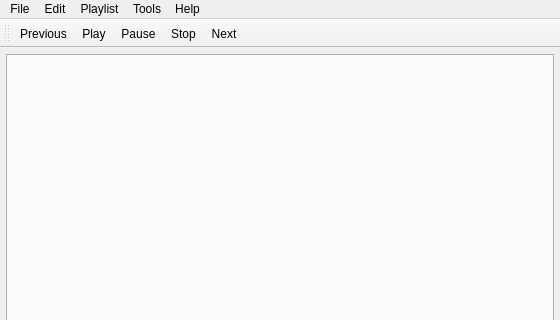
This is examples/qmmp_ui_example/mainwindow.ui in GlassOnTin/qmmp-lyrics as Qt 5 draws it before an edit; both pictures show x 0 to 560 and y 0 to 320 of the 560 by 479 pixel window. The edited form follows.
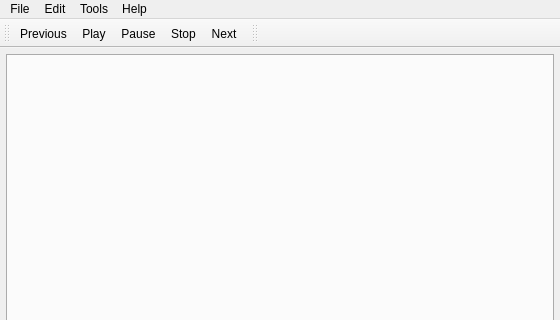
This is the edited form. Icons and pictures are not drawn.

```diff
--- a/examples/qmmp_ui_example/mainwindow.ui
+++ b/examples/qmmp_ui_example/mainwindow.ui
@@ -40,7 +40,7 @@
      <x>0</x>
      <y>0</y>
      <width>560</width>
-     <height>24</height>
+     <height>19</height>
     </rect>
    </property>
    <widget class="QMenu" name="menuFile">
@@ -50,12 +50,6 @@
     <addaction name="actionAddFile"/>
     <addaction name="actionAddDirectory"/>
     <addaction name="separator"/>
-    <addaction name="actionExit"/>
-   </widget>
-   <widget class="QMenu" name="menuPlaylist">
-    <property name="title">
-     <string>Playlist</string>
-    </property>
     <addaction name="actionNewPlayList"/>
     <addaction name="separator"/>
     <addaction name="actionClosePlayList"/>
@@ -88,7 +82,6 @@
    </widget>
    <addaction name="menuFile"/>
    <addaction name="menuEdit"/>
-   <addaction name="menuPlaylist"/>
    <addaction name="menuTools"/>
    <addaction name="menuHelp"/>
   </widget>
@@ -108,6 +101,17 @@
    <addaction name="actionStop"/>
    <addaction name="actionNext"/>
   </widget>
+  <widget class="QToolBar" name="progressToolBar">
+   <property name="windowTitle">
+    <string>toolBar_2</string>
+   </property>
+   <attribute name="toolBarArea">
+    <enum>TopToolBarArea</enum>
+   </attribute>
+   <attribute name="toolBarBreak">
+    <bool>false</bool>
+   </attribute>
+  </widget>
   <action name="actionPrevious">
    <property name="icon">
     <iconset>
```
Left out of the diff: 17 changed lines with no effect on the pictures.
